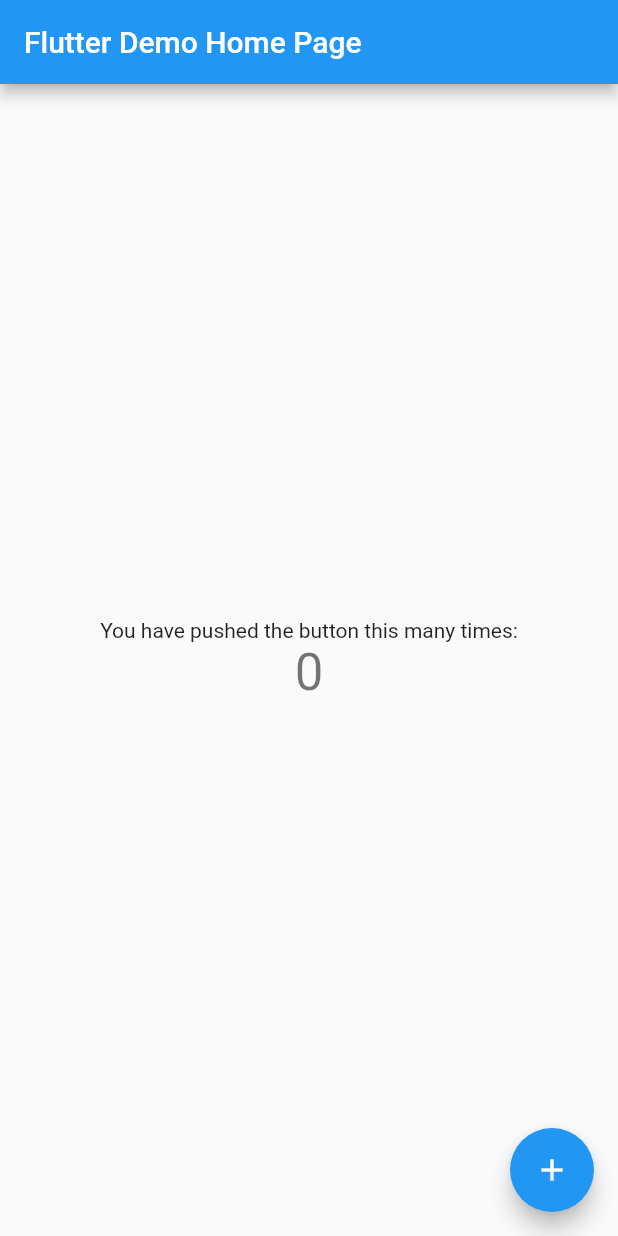
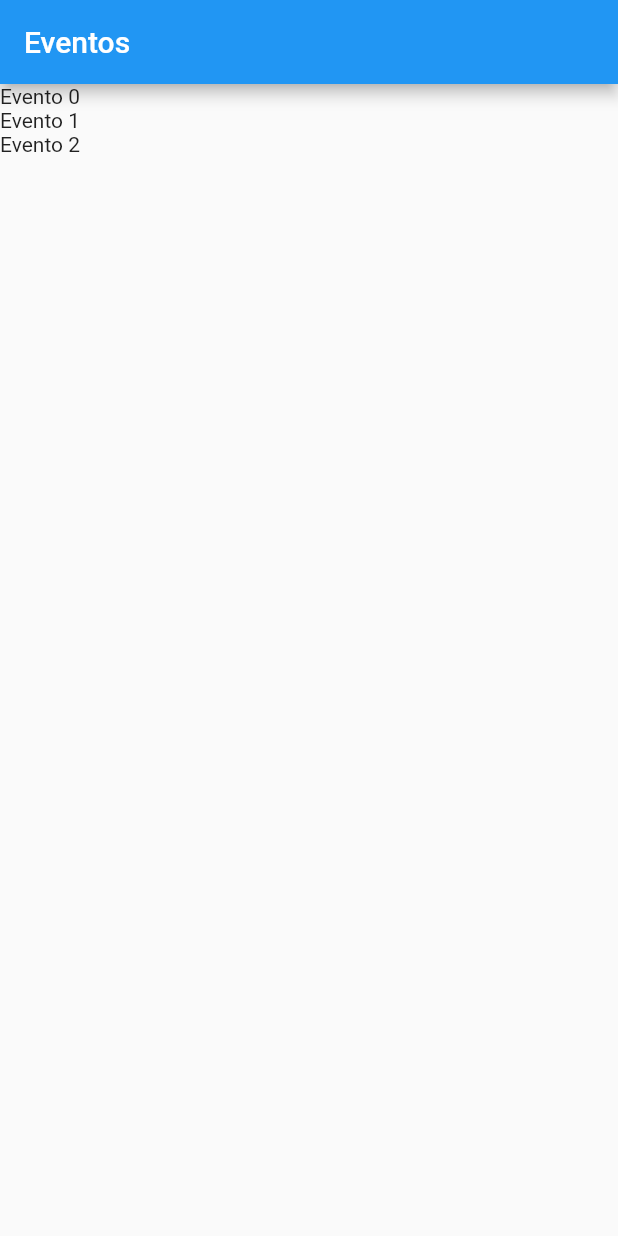
Before and after one commit to Andres620/festa, a Flutter app: the screen it shows after launch, on a phone screen of 412 x 824 dp. Run offline on Flutter 3.47's test engine with Material 2 defaults, Android fonts, the phone set to English and light mode, and no system bars; missing offline and left inert: mongo_dart.

Commit message:
se hizo caso de uso listar enventos y todas las entidades.

```diff
--- /dev/null
+++ b/flutter_festa_proyect/lib/app.dart
@@ -0,0 +1,27 @@
+import 'package:flutter/material.dart';
+import 'package:flutter_festa_proyect/config/provider/eventos_provider.dart';
+import 'package:flutter_festa_proyect/presentation/Screens/listar_eventos_screen.dart';
+import 'package:provider/provider.dart';
+
+import 'data/datasources/test_local/Eventos/Eventosdb_fake.dart';
+import 'domain/caso_uso/evento/cu_listar_eventos.dart';
+
+class Festa extends StatelessWidget {
+  const Festa({super.key});
+
+  @override
+  Widget build(BuildContext context) {
+    return MultiProvider(
+      providers: [
+        ChangeNotifierProvider(create: (context) =>
+        EventosProvider(cuListarEventos: CuListarEventos(EventosdbFake())) )
+      ],
+    child: MaterialApp(
+      theme: ThemeData(
+        primarySwatch: Colors.blue,
+      ),
+      home: const ListarEventosScreen(),
+    )
+    );
+  }
+}
--- /dev/null
+++ b/flutter_festa_proyect/lib/config/provider/eventos_provider.dart
@@ -0,0 +1,9 @@
+import 'package:flutter/material.dart';
+import 'package:flutter_festa_proyect/domain/caso_uso/evento/cu_listar_eventos.dart';
+
+class EventosProvider extends ChangeNotifier{
+
+  final CuListarEventos cuListarEventos;
+
+  EventosProvider({required this.cuListarEventos});
+}
--- /dev/null
+++ b/flutter_festa_proyect/lib/data/datasources/mongodb/Eventosdb.dart
@@ -0,0 +1,13 @@
+import 'package:flutter_festa_proyect/domain/models/evento.dart';
+import 'package:mongo_dart/mongo_dart.dart';
+
+import '../../../domain/repositories/eventos_repository.dart';
+
+class Eventosdb extends EventosRepository{
+
+  @override
+  Future<List<Evento>> obtenerEventos() {
+    // TODO: implement obtenerEventos
+    throw UnimplementedError();
+  }
+}
--- /dev/null
+++ b/flutter_festa_proyect/lib/data/datasources/mongodb/credenciales.dart
@@ -0,0 +1,3 @@
+const MONGO_URL = 'mongodb://localhost:27017';
+// const MONGO_URL = "mongodb+srv://jmmr:12345@jmanuel.riqwdtq.mongodb.net/test";
+const COLECCION_EVENTOS = "Eventos";
--- /dev/null
+++ b/flutter_festa_proyect/lib/data/datasources/test_local/Eventos/eventosdb_fake.dart
@@ -0,0 +1,14 @@
+import 'package:flutter_festa_proyect/data/datasources/test_local/Eventos/generador_eventos.dart';
+import 'package:flutter_festa_proyect/domain/models/evento.dart';
+import 'package:flutter/services.dart' show rootBundle;
+
+import '../../../../domain/repositories/eventos_repository.dart';
+
+class EventosdbFake extends EventosRepository {
+  @override
+  Future<List<Evento>> obtenerEventos() async {
+    List<Evento> response = GeneradorEventos(cantidadEventos: 3).crearEventos();
+
+    return response;
+  }
+}
--- /dev/null
+++ b/flutter_festa_proyect/lib/data/datasources/test_local/Eventos/generador_eventos.dart
@@ -0,0 +1,38 @@
+import 'package:flutter_festa_proyect/data/datasources/test_local/Discoteca/generador_discoteca.dart';
+import 'package:flutter_festa_proyect/domain/models/discoteca.dart';
+import 'package:flutter_festa_proyect/domain/models/evento.dart';
+
+import '../../../../domain/models/usuario.dart';
+import '../Usuario/generador_usuario.dart';
+
+class GeneradorEventos {
+  int cantidadEventos;
+
+  GeneradorEventos({required this.cantidadEventos});
+
+  List<Evento> crearEventos() {
+    List<Evento> nuevos_eventos = [];
+    final now = DateTime.now();
+    for (var i = 0; i < this.cantidadEventos; i++) {
+      Evento nuevo_evento = Evento(
+          id: i.toString(),
+          nombre: "Evento ${i.toString()}",
+          descripcion: "Este es el evento ${i.toString()} ",
+          tipo: "Concierto ${i.toString()}",
+          fecha: now,
+          organizadorEventos: _crearOrganizador(),
+          discoteca: _crearDiscotecas());
+
+      nuevos_eventos.add(nuevo_evento);
+    }
+    return nuevos_eventos;
+  }
+
+  Usuario _crearOrganizador (){
+    return GeneradorUsuario(cantidad_usuarios: 1).crearOrganizadores()[0];
+  }
+
+  List<Discoteca> _crearDiscotecas(){
+    return GeneradorDiscotecas(cantidad_discotecas: 1).crearDiscotecas();
+  }
+}
--- /dev/null
+++ b/flutter_festa_proyect/lib/domain/caso_uso/evento/cu_listar_eventos.dart
@@ -0,0 +1,14 @@
+import 'package:flutter_festa_proyect/domain/repositories/eventos_repository.dart';
+import '../../models/evento.dart';
+
+class CuListarEventos{
+  final EventosRepository _eventosRepository;
+
+  CuListarEventos(this._eventosRepository);
+
+  Future<List<Evento>> obtenerTodosEventos(){
+    return _eventosRepository.obtenerEventos();
+  }
+
+
+}
--- /dev/null
+++ b/flutter_festa_proyect/lib/domain/models/discoteca.dart
@@ -0,0 +1,48 @@
+// To parse this JSON data, do
+//
+//     final discoteca = discotecaFromJson(jsonString);
+
+import 'dart:convert';
+
+import 'package:flutter_festa_proyect/domain/models/promocion.dart';
+import 'package:flutter_festa_proyect/domain/models/usuario.dart';
+
+Discoteca discotecaFromJson(String str) => Discoteca.fromJson(json.decode(str));
+
+String discotecaToJson(Discoteca data) => json.encode(data.toJson());
+
+class Discoteca {
+    Discoteca({
+        this.id,
+        required this.nombre,
+        required this.tipo,
+        required this.hora,
+        required this.duenoDiscoteca,
+        this.promociones,
+    });
+
+    final String? id;
+    final String nombre;
+    final String tipo;
+    final String hora;
+    final Usuario duenoDiscoteca;
+    final List<Promosion>? promociones;
+
+    factory Discoteca.fromJson(Map<String, dynamic> json) => Discoteca(
+        id: json["_id"],
+        nombre: json["Nombre"],
+        tipo: json["Tipo"],
+        hora: json["Hora"],
+        duenoDiscoteca: Usuario.fromJson(json["DueñoDiscoteca"]),
+        promociones: List<Promosion>.from(json["Promociones"].map((x) => Promosion.fromJson(x))),
+    );
+
+    Map<String, dynamic> toJson() => {
+        "_id": id,
+        "Nombre": nombre,
+        "Tipo": tipo,
+        "Hora": hora,
+        "DueñoDiscoteca": duenoDiscoteca.toJson(),
+        "Promociones": List<dynamic>.from(promociones!.map((x) => x.toJson())),
+    };
+}
--- /dev/null
+++ b/flutter_festa_proyect/lib/domain/models/evento.dart
@@ -0,0 +1,57 @@
+// To parse this JSON data, do
+//
+//     final evento = eventoFromJson(jsonString);
+
+import 'dart:convert';
+
+import 'package:flutter_festa_proyect/domain/models/discoteca.dart';
+import 'package:flutter_festa_proyect/domain/models/promocion.dart';
+import 'package:flutter_festa_proyect/domain/models/usuario.dart';
+
+Evento eventoFromJson(String str) => Evento.fromJson(json.decode(str));
+
+String eventoToJson(Evento data) => json.encode(data.toJson());
+
+class Evento {
+    Evento({
+        this.id,
+        required this.nombre,
+        required this.descripcion,
+        required this.tipo,
+        required this.fecha,
+        required this.organizadorEventos,
+        required this.discoteca,
+        this.promocion,
+    });
+
+    final String? id;
+    final String nombre;
+    final String descripcion;
+    final String tipo;
+    final DateTime fecha;
+    final Usuario organizadorEventos;
+    final List<Discoteca> discoteca;
+    final Promosion? promocion;
+
+    factory Evento.fromJson(Map<String, dynamic> json) => Evento(
+        id: json["_id"],
+        nombre: json["Nombre"],
+        descripcion: json["Descripcion"],
+        tipo: json["Tipo"],
+        fecha: json["Fecha"],
+        organizadorEventos: Usuario.fromJson(json["OrganizadorEventos"]),
+        discoteca: List<Discoteca>.from(json["Discoteca"].map((x) => x)),
+        promocion: Promosion.fromJson(json["Promocion"]),
+    );
+
+    Map<String, dynamic> toJson() => {
+        "_id": id,
+        "Nombre": nombre,
+        "Descripcion": descripcion,
+        "Tipo": tipo,
+        "Fecha": fecha,
+        "OrganizadorEventos": organizadorEventos.toJson(),
+        "Discoteca": List<dynamic>.from(discoteca.map((x) => x)),
+        "Promocion": promocion!.toJson(),
+    };
+}
--- /dev/null
+++ b/flutter_festa_proyect/lib/domain/models/promocion.dart
@@ -0,0 +1,41 @@
+// To parse this JSON data, do
+//
+//     final promosion = promosionFromJson(jsonString);
+
+import 'dart:convert';
+
+Promosion promosionFromJson(String str) => Promosion.fromJson(json.decode(str));
+
+String promosionToJson(Promosion data) => json.encode(data.toJson());
+
+class Promosion {
+    Promosion({
+        this.id,
+        required this.fechaInicio,
+        required this.fechaFin,
+        required this.descripcion,
+        required this.imagen,
+    });
+
+    final String? id;
+    final DateTime fechaInicio;
+    final DateTime fechaFin;
+    final String descripcion;
+    final String imagen;
+
+    factory Promosion.fromJson(Map<String, dynamic> json) => Promosion(
+        id: json["_id"],
+        fechaInicio: json["FechaInicio"],
+        fechaFin: json["FechaFin"],
+        descripcion: json["Descripcion"],
+        imagen: json["Imagen"],
+    );
+
+    Map<String, dynamic> toJson() => {
+        "_id": id,
+        "FechaInicio": fechaInicio,
+        "FechaFin": fechaFin,
+        "Descripcion": descripcion,
+        "Imagen": imagen,
+    };
+}
--- /dev/null
+++ b/flutter_festa_proyect/lib/domain/models/usuario.dart
@@ -0,0 +1,85 @@
+// To parse this JSON data, do
+//
+//     final usuario = usuarioFromJson(jsonString);
+
+import 'dart:convert';
+
+Usuario usuarioFromJson(String str) => Usuario.fromJson(json.decode(str));
+
+String usuarioToJson(Usuario data) => json.encode(data.toJson());
+
+class Usuario {
+    Usuario({
+        this.id,
+        required this.identificacion,
+        required this.nombre,
+        required this.edad,
+        required this.telefono,
+        required this.correElectronico,
+        this.contrasena,
+        required this.tipo,
+        this.nivel,
+    });
+
+    final String? id;
+    final String identificacion;
+    final String nombre;
+    final int edad;
+    final String telefono;
+    final String correElectronico;
+    final String? contrasena;
+    final String tipo;
+    final Nivel? nivel;
+
+    factory Usuario.fromJson(Map<String, dynamic> json) => Usuario(
+        id: json["_id"],
+        identificacion: json["Identificacion"],
+        nombre: json["Nombre"],
+        edad: json["Edad"],
+        telefono: json["Telefono"],
+        correElectronico: json["CorreElectronico"],
+        contrasena: json["Contraseña"],
+        tipo: json["Tipo"],
+        nivel: Nivel.fromJson(json["Nivel"]),
+    );
+
+    Map<String, dynamic> toJson() => {
+        "_id": id,
+        "Identificacion": identificacion,
+        "Nombre": nombre,
+        "Edad": edad,
+        "Telefono": telefono,
+        "CorreElectronico": correElectronico,
+        "Contraseña": contrasena,
+        "Tipo": tipo,
+        "Nivel": nivel!.toJson(),
+    };
+}
+
+class Nivel {
+    Nivel({
+        required this.nombre,
+        this.descripcion,
+        required this.numeroNivel,
+        required this.puntos,
+    });
+
+    final String nombre;
+    final String? descripcion;
+    final int numeroNivel;
+    final int puntos;
+
+    factory Nivel.fromJson(Map<String, dynamic> json) => Nivel(
+        nombre: json["Nombre"],
+        descripcion: json["Descripcion"],
+        numeroNivel: json["NumeroNivel"],
+        puntos: json["Puntos"],
+    );
+
+    Map<String, dynamic> toJson() => {
+        "Nombre": nombre,
+        "Descripcion": descripcion,
+        "NumeroNivel": numeroNivel,
+        "Puntos": puntos,
+    };
+}
--- a/flutter_festa_proyect/lib/domain/models/usuario/usuario.dart
+++ /dev/null
@@ -1,17 +0,0 @@
-class Usuario {
-  int documentoIdentidad;
-  String nombre;
-  int edad;
-  int numeroCelular;
-  String correoElectronico;
-  String contrasena;
-
-  Usuario(
-    this.documentoIdentidad,
-    this.nombre,
-    this.edad,
-    this.numeroCelular,
-    this.correoElectronico,
-    this.contrasena,
-  );
-}
--- /dev/null
+++ b/flutter_festa_proyect/lib/domain/repositories/eventos_repository.dart
@@ -0,0 +1,6 @@
+import 'package:flutter_festa_proyect/domain/models/evento.dart';
+
+abstract class EventosRepository{
+
+  Future<List<Evento>> obtenerEventos();
+}
--- a/flutter_festa_proyect/lib/main.dart
+++ b/flutter_festa_proyect/lib/main.dart
@@ -1,115 +1,8 @@
 import 'package:flutter/material.dart';
 
+import 'app.dart';
+
 void main() {
-  runApp(const MyApp());
+
+  runApp(const Festa());
 }
-
-class MyApp extends StatelessWidget {
-  const MyApp({super.key});
-
-  // This widget is the root of your application.
-  @override
-  Widget build(BuildContext context) {
-    return MaterialApp(
-      title: 'Flutter Demo',
-      theme: ThemeData(
-        // This is the theme of your application.
-        //
-        // Try running your application with "flutter run". You'll see the
-        // application has a blue toolbar. Then, without quitting the app, try
-        // changing the primarySwatch below to Colors.green and then invoke
-        // "hot reload" (press "r" in the console where you ran "flutter run",
-        // or simply save your changes to "hot reload" in a Flutter IDE).
-        // Notice that the counter didn't reset back to zero; the application
-        // is not restarted.
-        primarySwatch: Colors.blue,
-      ),
-      home: const MyHomePage(title: 'Flutter Demo Home Page'),
-    );
-  }
-}
-
-class MyHomePage extends StatefulWidget {
-  const MyHomePage({super.key, required this.title});
-
-  // This widget is the home page of your application. It is stateful, meaning
-  // that it has a State object (defined below) that contains fields that affect
-  // how it looks.
-
-  // This class is the configuration for the state. It holds the values (in this
-  // case the title) provided by the parent (in this case the App widget) and
-  // used by the build method of the State. Fields in a Widget subclass are
-  // always marked "final".
-
-  final String title;
-
-  @override
-  State<MyHomePage> createState() => _MyHomePageState();
-}
-
-class _MyHomePageState extends State<MyHomePage> {
-  int _counter = 0;
-
-  void _incrementCounter() {
-    setState(() {
-      // This call to setState tells the Flutter framework that something has
-      // changed in this State, which causes it to rerun the build method below
-      // so that the display can reflect the updated values. If we changed
-      // _counter without calling setState(), then the build method would not be
-      // called again, and so nothing would appear to happen.
-      _counter++;
-    });
-  }
-
-  @override
-  Widget build(BuildContext context) {
-    // This method is rerun every time setState is called, for instance as done
-    // by the _incrementCounter method above.
-    //
-    // The Flutter framework has been optimized to make rerunning build methods
-    // fast, so that you can just rebuild anything that needs updating rather
-    // than having to individually change instances of widgets.
-    return Scaffold(
-      appBar: AppBar(
-        // Here we take the value from the MyHomePage object that was created by
-        // the App.build method, and use it to set our appbar title.
-        title: Text(widget.title),
-      ),
-      body: Center(
-        // Center is a layout widget. It takes a single child and positions it
-        // in the middle of the parent.
-        child: Column(
-          // Column is also a layout widget. It takes a list of children and
-          // arranges them vertically. By default, it sizes itself to fit its
-          // children horizontally, and tries to be as tall as its parent.
-          //
-          // Invoke "debug painting" (press "p" in the console, choose the
-          // "Toggle Debug Paint" action from the Flutter Inspector in Android
-          // Studio, or the "Toggle Debug Paint" command in Visual Studio Code)
-          // to see the wireframe for each widget.
-          //
-          // Column has various properties to control how it sizes itself and
-          // how it positions its children. Here we use mainAxisAlignment to
-          // center the children vertically; the main axis here is the vertical
-          // axis because Columns are vertical (the cross axis would be
-          // horizontal).
-          mainAxisAlignment: MainAxisAlignment.center,
-          children: <Widget>[
-            const Text(
-              'You have pushed the button this many times:',
-            ),
-            Text(
-              '$_counter',
-              style: Theme.of(context).textTheme.headline4,
-            ),
-          ],
-        ),
-      ),
-      floatingActionButton: FloatingActionButton(
-        onPressed: _incrementCounter,
-        tooltip: 'Increment',
-        child: const Icon(Icons.add),
-      ), // This trailing comma makes auto-formatting nicer for build methods.
-    );
-  }
-}
--- /dev/null
+++ b/flutter_festa_proyect/lib/presentation/Screens/listar_eventos_screen.dart
@@ -0,0 +1,37 @@
+import 'package:flutter/material.dart';
+import 'package:flutter_festa_proyect/config/provider/eventos_provider.dart';
+import 'package:flutter_festa_proyect/domain/models/evento.dart';
+import 'package:provider/provider.dart';
+
+class ListarEventosScreen extends StatelessWidget {
+  const ListarEventosScreen({super.key});
+
+  @override
+  Widget build(BuildContext context) {
+    final providerEventos = Provider.of<EventosProvider>(context);
+    return Scaffold(
+        appBar: AppBar(title: const Text('Eventos')),
+        body: FutureBuilder<List<Evento>>(
+          future: providerEventos.cuListarEventos.obtenerTodosEventos(),
+          builder: (context, snapshot) {
+            if (snapshot.hasData) {
+              return ListView.builder(
+                itemCount: snapshot.data!.length,
+                itemBuilder: ((context, index) {
+                Evento evento = snapshot.data![index];
+                return Text(evento.nombre);
+              }));
+            } else if (snapshot.hasError) {
+              return Text('${snapshot.hasError}');
+            }
+            return const Center(
+              child: SizedBox(
+                width: 20,
+                height: 20,
+                child: CircularProgressIndicator(),
+              ),
+            );
+          },
+        ));
+  }
+}
```
Also changed, not shown: flutter_festa_proyect/lib/data/datasources/test_local/Discoteca/generador_discoteca.dart (added, +27 -0 lines), flutter_festa_proyect/lib/data/datasources/test_local/Promocion/generador_promocion.dart (added, +23 -0 lines), flutter_festa_proyect/lib/data/datasources/test_local/Usuario/generador_usuario.dart (added, +82 -0 lines), flutter_festa_proyect/pubspec.yaml (+7 -68 lines), flutter_festa_proyect/pubspec.lock, 1 other file.
